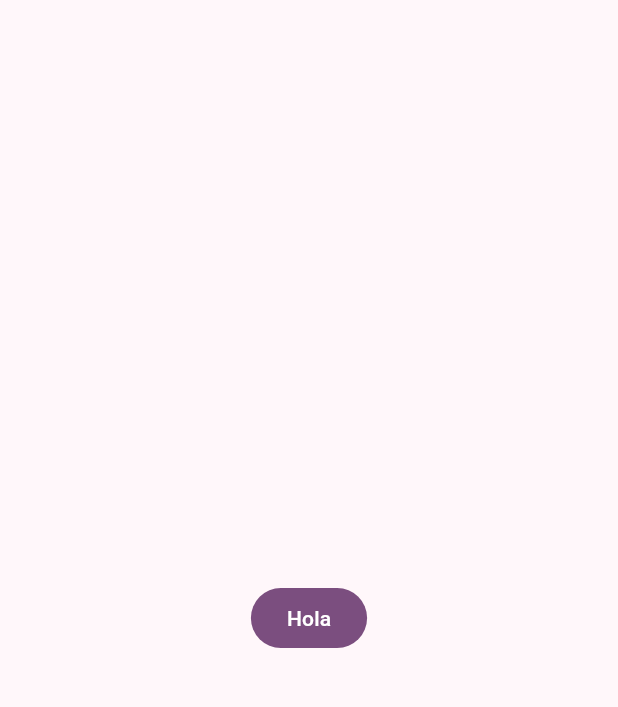
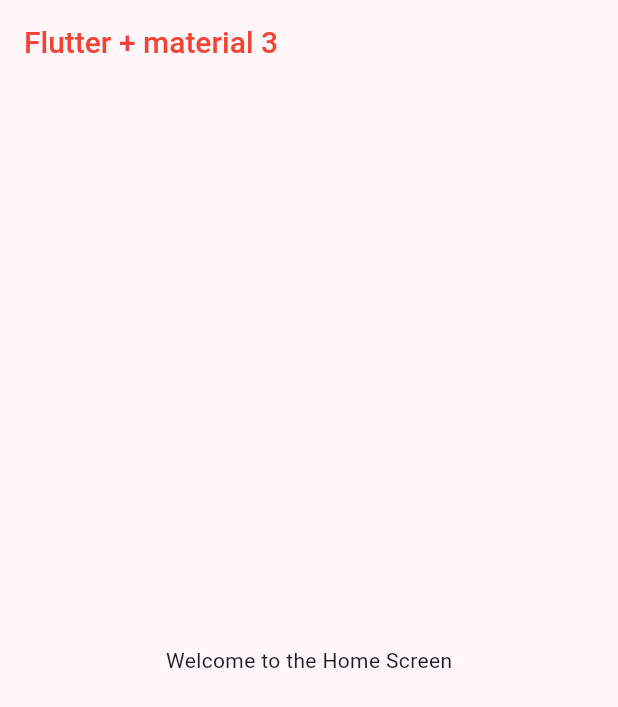
Before and after one commit to emosquerafs/widgets_app, a Flutter app: the screen it shows after launch, on a phone screen of 412 x 824 dp. Shown: the top 707 px of the screen. Run offline on Flutter 3.47's test engine with Material 3 defaults, Android fonts, the phone set to English and light mode, and no system bars.

Commit message:
Add menu items configuration and implement home screen layout

```diff
--- a/lib/config/theme/app_theme.dart
+++ b/lib/config/theme/app_theme.dart
@@ -19,6 +19,15 @@ class AppTheme {
 
 ThemeData themeData() => ThemeData(
       useMaterial3: true,
+      appBarTheme: const AppBarTheme(
+        centerTitle: false,
+        iconTheme: IconThemeData(color: Colors.red),
+        titleTextStyle: TextStyle(
+          color: Colors.red,
+          fontSize: 20,
+          fontWeight: FontWeight.w500,
+        ),
+      ),
       colorSchemeSeed: colorsList[selectedColor]
   );
 
--- a/lib/main.dart
+++ b/lib/main.dart
@@ -1,5 +1,6 @@
 import 'package:flutter/material.dart';
 import 'package:widgets_app/config/theme/app_theme.dart';
+import 'package:widgets_app/presentation/screens/home/home_screen.dart';
 
 void main() {
   runApp(const MainApp());
@@ -13,9 +14,7 @@ class MainApp extends StatelessWidget {
     return MaterialApp(
       theme: AppTheme(selectedColor: 4).themeData(),
       home: Scaffold(
-        body: Center(
-          child: FilledButton(onPressed: () => {}, child: Text("Hola") ),
-        ),
+        body: HomeScreen()
       ),
     );
   }
--- /dev/null
+++ b/lib/presentation/screens/home/home_screen.dart
@@ -0,0 +1,20 @@
+import 'package:flutter/material.dart';
+
+class HomeScreen extends StatelessWidget {
+  const HomeScreen({super.key});
+
+  @override
+  Widget build(BuildContext context) {
+    return Scaffold(
+      appBar: AppBar(
+        title: const Text('Flutter + material 3'),
+      ),
+      body: Center(
+        child: Text(
+          'Welcome to the Home Screen'
+
+        ),
+      ),
+    );
+  }
+}
```
Also changed, not shown: lib/config/menu/menu_items.dart (added, +31 -0 lines).
